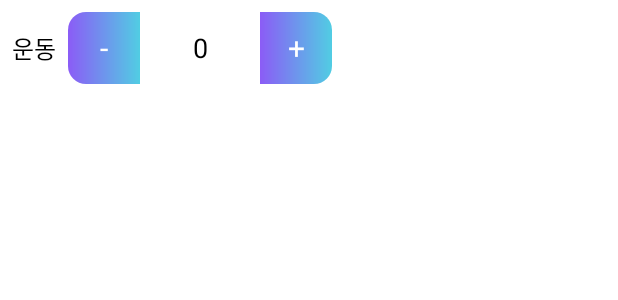
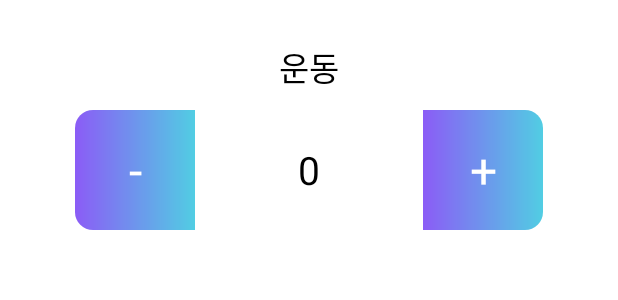
Before and after one commit to LibrumLego/Clicker, an Android app: the layout item_counter.xml on its own in the app's theme, with its tools: preview values and no code run, on a phone screen of 412 x 824 dp. Shown: the top 300 px of the screen. Run offline under Robolectric (Android 15) with nearby library versions, the phone set to English and light mode, and no system bars.

Commit message:
색상 추가 후 디자인 수정

```diff
--- a/app/src/main/java/com/clicker/MainActivity.kt
+++ b/app/src/main/java/com/clicker/MainActivity.kt
@@ -38,7 +38,7 @@ class MainActivity : AppCompatActivity() {
             val colorPurple= dialogView.findViewById<ImageView>(R.id.colorPurple)
 
             val colorViews = listOf(colorRed, colorBlue, colorGreen, colorYellow, colorPurple)
-            var selectedColorRes: Int? = null // 기본값을 null로 설정 (선택 안 한 경우 체크용)
+            var selectedColorRes: Int? = null // 기본값: 선택 안 한 경우 체크용
 
             // 색상 선택 이벤트
             colorViews.forEach { v ->
@@ -113,6 +113,20 @@ class MainActivity : AppCompatActivity() {
         btnMinus.setBackgroundResource(colorRes)
         btnPlus.setBackgroundResource(colorRes)
 
+        // ✅ 버튼 배경(GradientDrawable) 가져오기
+        val buttonDrawable = resources.getDrawable(colorRes, null).mutate()
+
+        // ✅ 숫자칸 안쪽 흰 배경 drawable
+        val innerDrawable = resources.getDrawable(R.drawable.bg_edittext_border, null).mutate()
+
+        // ✅ LayerDrawable: [0] 버튼 그라데이션(바깥 테두리), [1] 안쪽 흰 배경
+        val layerDrawable = android.graphics.drawable.LayerDrawable(arrayOf(buttonDrawable, innerDrawable))
+        layerDrawable.setLayerInset(0, 0, 0, 0, 0)   // 바깥 레이어 (그라데이션)
+        layerDrawable.setLayerInset(1, 4, 4, 4, 4)   // 안쪽 레이어 (흰색)
+
+        // 숫자칸 배경으로 적용
+        itemValue.background = layerDrawable
+
         // ➖ 버튼 클릭
         btnMinus.setOnClickListener {
             val value = itemValue.text.toString().toIntOrNull() ?: 0
--- /dev/null
+++ b/app/src/main/res/drawable/bg_edittext_border.xml
@@ -0,0 +1,6 @@
+<shape xmlns:android="http://schemas.android.com/apk/res/android"
+    android:shape="rectangle">
+    <solid android:color="@android:color/white"/>
+    <stroke android:width="0dp" android:color="@android:color/transparent"/>
+    <corners android:radius="12dp"/>
+</shape>
--- a/app/src/main/res/layout/item_counter.xml
+++ b/app/src/main/res/layout/item_counter.xml
@@ -3,51 +3,63 @@
     xmlns:android="http://schemas.android.com/apk/res/android"
     android:layout_width="match_parent"
     android:layout_height="wrap_content"
-    android:orientation="horizontal"
-    android:gravity="center_vertical"
-    android:layout_margin="8dp">
+    android:orientation="vertical"
+    android:layout_margin="16dp"
+    android:padding="12dp"
+    android:background="#FFFFFF">
 
-    <!-- 이름 -->
+    <!-- 이름 (상단, 가운데 정렬) -->
     <TextView
         android:id="@+id/itemName"
-        android:layout_width="wrap_content"
+        android:layout_width="match_parent"
         android:layout_height="wrap_content"
         android:text="운동"
-        android:textSize="16sp"
+        android:textSize="22sp"
         android:textColor="#000000"
-        android:layout_marginEnd="8dp"/>
+        android:gravity="center"
+        android:layout_marginBottom="12dp"/>
+
+    <!-- 버튼과 값 (아래 가운데 정렬) -->
+    <LinearLayout
+        android:layout_width="match_parent"
+        android:layout_height="wrap_content"
+        android:orientation="horizontal"
+        android:gravity="center">
 
         <!-- - 버튼 -->
         <TextView
             android:id="@+id/btnMinus"
-        android:layout_width="48dp"
-        android:layout_height="48dp"
+            android:layout_width="80dp"
+            android:layout_height="80dp"
             android:gravity="center"
             android:text="-"
-        android:textSize="20sp"
+            android:textSize="32sp"
             android:textColor="@android:color/white"
             android:background="@drawable/bg_button_gradient_left"/>
 
         <!-- 값 입력 -->
         <EditText
             android:id="@+id/itemValue"
-        android:layout_width="80dp"
-        android:layout_height="48dp"
+            android:layout_width="120dp"
+            android:layout_height="80dp"
             android:gravity="center"
             android:inputType="number"
             android:text="0"
-        android:textSize="18sp"
+            android:textSize="26sp"
             android:textColor="#000000"
-        android:background="@android:color/white"/>
+            android:background="@drawable/bg_edittext_border"
+            android:layout_marginStart="16dp"
+            android:layout_marginEnd="16dp"/>
 
         <!-- + 버튼 -->
         <TextView
             android:id="@+id/btnPlus"
-        android:layout_width="48dp"
-        android:layout_height="48dp"
+            android:layout_width="80dp"
+            android:layout_height="80dp"
             android:gravity="center"
             android:text="+"
-        android:textSize="20sp"
+            android:textSize="32sp"
             android:textColor="@android:color/white"
             android:background="@drawable/bg_button_gradient_right"/>
     </LinearLayout>
+</LinearLayout>
```
Lines whose indentation alone changed are shown as unchanged.
